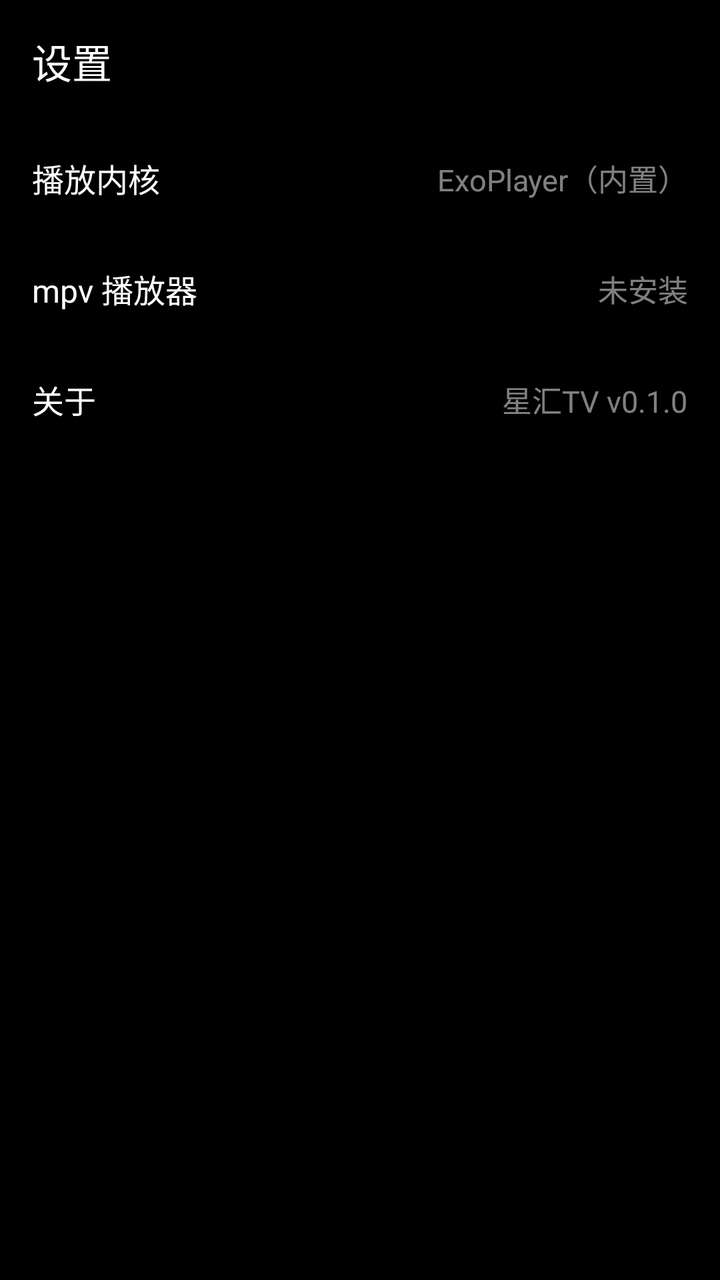
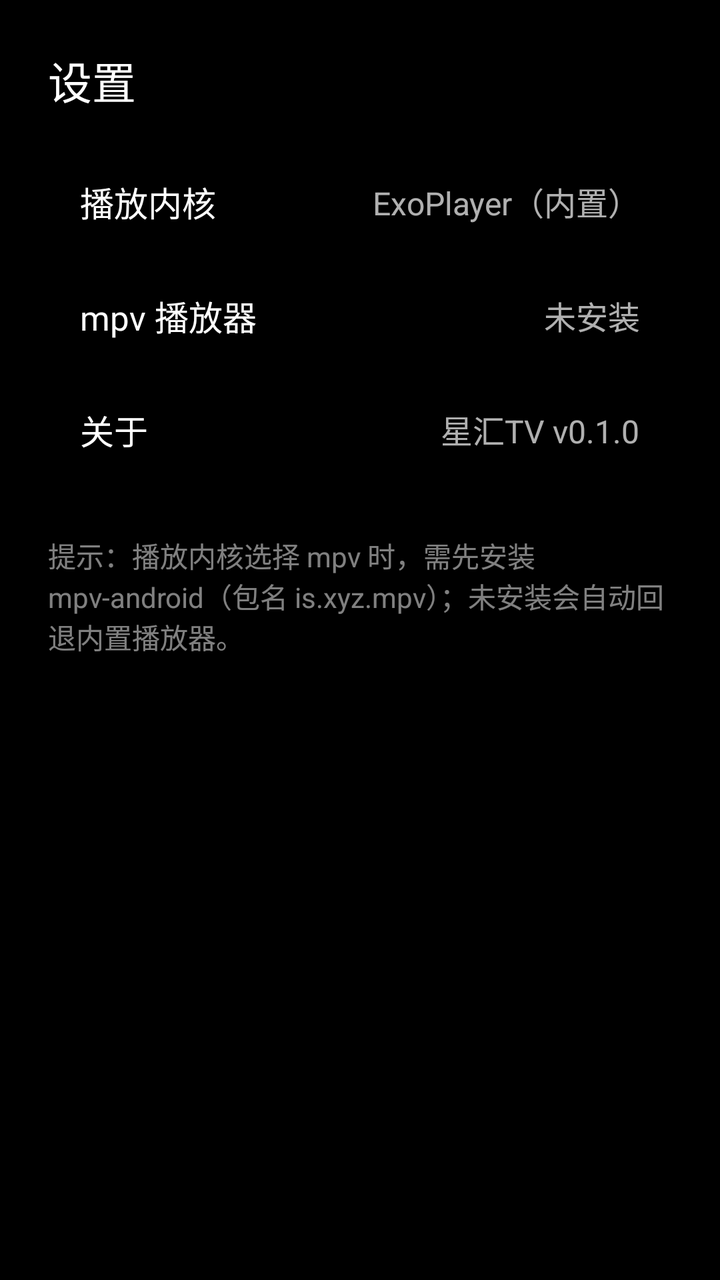

Two renders of the same Android screen: before a commit and after it. Below are the layout's source before the change and the commit's diff.
<!-- AndroidManifest.xml: application theme Theme.TVBox -->
<!-- res/layout/activity_settings.xml -->
<?xml version="1.0" encoding="utf-8"?>
<LinearLayout xmlns:android="http://schemas.android.com/apk/res/android"
    android:layout_width="match_parent"
    android:layout_height="match_parent"
    android:orientation="vertical"
    android:background="@android:color/black">

    <TextView
        android:layout_width="match_parent"
        android:layout_height="wrap_content"
        android:padding="16dp"
        android:textColor="@android:color/white"
        android:textSize="20sp"
        android:text="设置" />

    
    <LinearLayout
        android:id="@+id/rowKernel"
        android:layout_width="match_parent"
        android:layout_height="wrap_content"
        android:orientation="horizontal"
        android:gravity="center_vertical"
        android:padding="16dp"
        android:focusable="true"
        android:clickable="true"
        android:background="@android:color/transparent">

        <TextView
            android:layout_width="0dp"
            android:layout_height="wrap_content"
            android:layout_weight="1"
            android:textColor="@android:color/white"
            android:textSize="16sp"
            android:text="播放内核" />

        <TextView
            android:id="@+id/valKernel"
            android:layout_width="wrap_content"
            android:layout_height="wrap_content"
            android:textColor="#80FFFFFF"
            android:textSize="15sp"
            android:text="ExoPlayer（内置）" />

    </LinearLayout>

    
    <LinearLayout
        android:id="@+id/rowMpv"
        android:layout_width="match_parent"
        android:layout_height="wrap_content"
        android:orientation="horizontal"
        android:gravity="center_vertical"
        android:padding="16dp"
        android:focusable="true"
        android:clickable="true"
        android:background="@android:color/transparent">

        <TextView
            android:layout_width="0dp"
            android:layout_height="wrap_content"
            android:layout_weight="1"
            android:textColor="@android:color/white"
            android:textSize="16sp"
            android:text="mpv 播放器" />

        <TextView
            android:id="@+id/valMpv"
            android:layout_width="wrap_content"
            android:layout_height="wrap_content"
            android:textColor="#80FFFFFF"
            android:textSize="15sp"
            android:text="未安装" />

    </LinearLayout>

    
    <LinearLayout
        android:layout_width="match_parent"
        android:layout_height="wrap_content"
        android:orientation="horizontal"
        android:gravity="center_vertical"
        android:padding="16dp">

        <TextView
            android:layout_width="0dp"
            android:layout_height="wrap_content"
            android:layout_weight="1"
            android:textColor="@android:color/white"
            android:textSize="16sp"
            android:text="关于" />

        <TextView
            android:id="@+id/valAbout"
            android:layout_width="wrap_content"
            android:layout_height="wrap_content"
            android:textColor="#80FFFFFF"
            android:textSize="15sp"
            android:text="星汇TV v0.1.0" />

    </LinearLayout>

</LinearLayout>
<!-- resources referenced by this layout -->
<resources>
  <style name="Theme.TVBox" parent="Theme.AppCompat.NoActionBar">
          <item name="android:windowBackground">@android:color/black</item>
      </style>
</resources>

<!-- the commit's change to res/layout/activity_settings.xml (unified diff, before → after) -->
@@ -3,14 +3,15 @@
     android:layout_width="match_parent"
     android:layout_height="match_parent"
     android:orientation="vertical"
-    android:background="@android:color/black">
+    android:background="#000000"
+    android:padding="24dp">
 
     <TextView
         android:layout_width="match_parent"
         android:layout_height="wrap_content"
-        android:padding="16dp"
-        android:textColor="@android:color/white"
-        android:textSize="20sp"
+        android:paddingBottom="16dp"
+        android:textColor="#FFFFFF"
+        android:textSize="22sp"
         android:text="设置" />
 
     
@@ -22,23 +23,22 @@
         android:gravity="center_vertical"
         android:padding="16dp"
         android:focusable="true"
-        android:clickable="true"
-        android:background="@android:color/transparent">
+        android:clickable="true">
 
         <TextView
             android:layout_width="0dp"
             android:layout_height="wrap_content"
             android:layout_weight="1"
-            android:textColor="@android:color/white"
-            android:textSize="16sp"
+            android:textColor="#FFFFFF"
+            android:textSize="17sp"
             android:text="播放内核" />
 
         <TextView
             android:id="@+id/valKernel"
             android:layout_width="wrap_content"
             android:layout_height="wrap_content"
-            android:textColor="#80FFFFFF"
-            android:textSize="15sp"
+            android:textColor="#B0FFFFFF"
+            android:textSize="16sp"
             android:text="ExoPlayer（内置）" />
 
     </LinearLayout>
@@ -52,23 +52,22 @@
         android:gravity="center_vertical"
         android:padding="16dp"
         android:focusable="true"
-        android:clickable="true"
-        android:background="@android:color/transparent">
+        android:clickable="true">
 
         <TextView
             android:layout_width="0dp"
             android:layout_height="wrap_content"
             android:layout_weight="1"
-            android:textColor="@android:color/white"
-            android:textSize="16sp"
+            android:textColor="#FFFFFF"
+            android:textSize="17sp"
             android:text="mpv 播放器" />
 
         <TextView
             android:id="@+id/valMpv"
             android:layout_width="wrap_content"
             android:layout_height="wrap_content"
-            android:textColor="#80FFFFFF"
-            android:textSize="15sp"
+            android:textColor="#B0FFFFFF"
+            android:textSize="16sp"
             android:text="未安装" />
 
     </LinearLayout>
@@ -85,18 +84,26 @@
             android:layout_width="0dp"
             android:layout_height="wrap_content"
             android:layout_weight="1"
-            android:textColor="@android:color/white"
-            android:textSize="16sp"
+            android:textColor="#FFFFFF"
+            android:textSize="17sp"
             android:text="关于" />
 
         <TextView
             android:id="@+id/valAbout"
             android:layout_width="wrap_content"
             android:layout_height="wrap_content"
-            android:textColor="#80FFFFFF"
-            android:textSize="15sp"
+            android:textColor="#B0FFFFFF"
+            android:textSize="16sp"
             android:text="星汇TV v0.1.0" />
 
     </LinearLayout>
 
+    <TextView
+        android:layout_width="match_parent"
+        android:layout_height="wrap_content"
+        android:paddingTop="24dp"
+        android:textColor="#80FFFFFF"
+        android:textSize="14sp"
+        android:text="提示：播放内核选择 mpv 时，需先安装 mpv-android（包名 is.xyz.mpv）；未安装会自动回退内置播放器。" />
+
 </LinearLayout>
